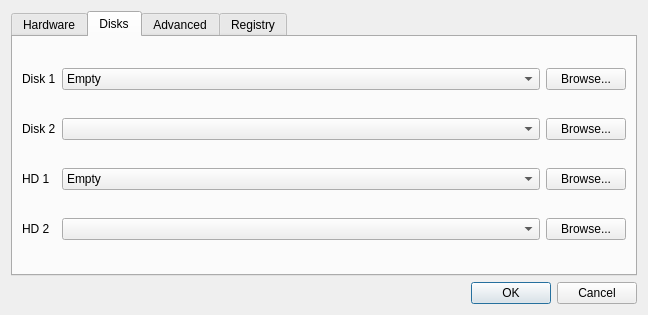
Old version of the form source/frontends/qapple/preferences.ui in the repository AppleWin/AppleWin.
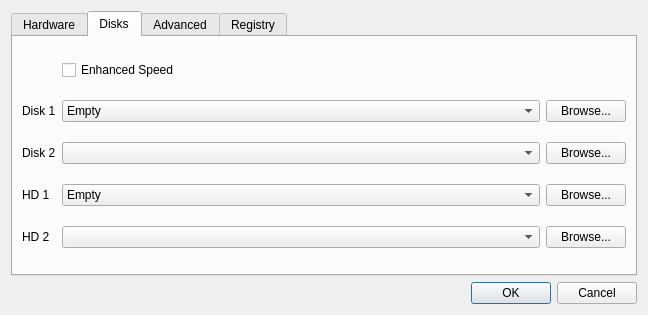
New version of the form. The open tabs and pages were chosen to show the change.

Commit message: Fix all disk related function due to Disk class introduction.

```diff
--- a/source/frontends/qapple/preferences.ui
+++ b/source/frontends/qapple/preferences.ui
@@ -179,7 +179,7 @@
        <string>Disks</string>
       </attribute>
       <layout class="QGridLayout" name="gridLayout_2">
-       <item row="3" column="1">
+       <item row="5" column="2">
         <widget class="QComboBox" name="hd2">
          <property name="sizePolicy">
           <sizepolicy hsizetype="Expanding" vsizetype="Fixed">
@@ -189,21 +189,21 @@
          </property>
         </widget>
        </item>
-       <item row="2" column="0">
+       <item row="4" column="0">
         <widget class="QLabel" name="label_3">
          <property name="text">
           <string>HD 1</string>
          </property>
         </widget>
        </item>
-       <item row="0" column="0">
+       <item row="2" column="0">
         <widget class="QLabel" name="label">
          <property name="text">
           <string>Disk 1</string>
          </property>
         </widget>
        </item>
-       <item row="0" column="1">
+       <item row="2" column="2">
         <widget class="QComboBox" name="disk1">
          <property name="sizePolicy">
           <sizepolicy hsizetype="Expanding" vsizetype="Fixed">
@@ -221,14 +221,14 @@
          </item>
         </widget>
        </item>
-       <item row="1" column="0">
+       <item row="3" column="0">
         <widget class="QLabel" name="label_2">
          <property name="text">
           <string>Disk 2</string>
          </property>
         </widget>
        </item>
-       <item row="1" column="1">
+       <item row="3" column="2">
         <widget class="QComboBox" name="disk2">
          <property name="sizePolicy">
           <sizepolicy hsizetype="Expanding" vsizetype="Fixed">
@@ -238,7 +238,7 @@
          </property>
         </widget>
        </item>
-       <item row="2" column="1">
+       <item row="4" column="2">
         <widget class="QComboBox" name="hd1">
          <property name="sizePolicy">
           <sizepolicy hsizetype="Expanding" vsizetype="Fixed">
@@ -253,41 +253,48 @@
          </item>
         </widget>
        </item>
-       <item row="3" column="0">
+       <item row="5" column="0">
         <widget class="QLabel" name="label_4">
          <property name="text">
           <string>HD 2</string>
          </property>
         </widget>
        </item>
-       <item row="0" column="2">
+       <item row="2" column="3">
         <widget class="QPushButton" name="browse_disk1">
          <property name="text">
           <string>Browse...</string>
          </property>
         </widget>
        </item>
-       <item row="1" column="2">
+       <item row="3" column="3">
         <widget class="QPushButton" name="browse_disk2">
          <property name="text">
           <string>Browse...</string>
          </property>
         </widget>
        </item>
-       <item row="2" column="2">
+       <item row="4" column="3">
         <widget class="QPushButton" name="browse_hd1">
          <property name="text">
           <string>Browse...</string>
          </property>
         </widget>
        </item>
-       <item row="3" column="2">
+       <item row="5" column="3">
         <widget class="QPushButton" name="browse_hd2">
          <property name="text">
           <string>Browse...</string>
          </property>
         </widget>
        </item>
+       <item row="0" column="2">
+        <widget class="QCheckBox" name="enhanced_speed">
+         <property name="text">
+          <string>Enhanced Speed</string>
+         </property>
+        </widget>
+       </item>
       </layout>
      </widget>
      <widget class="QWidget" name="advanced">
```
The commit also changes 8 other files.
